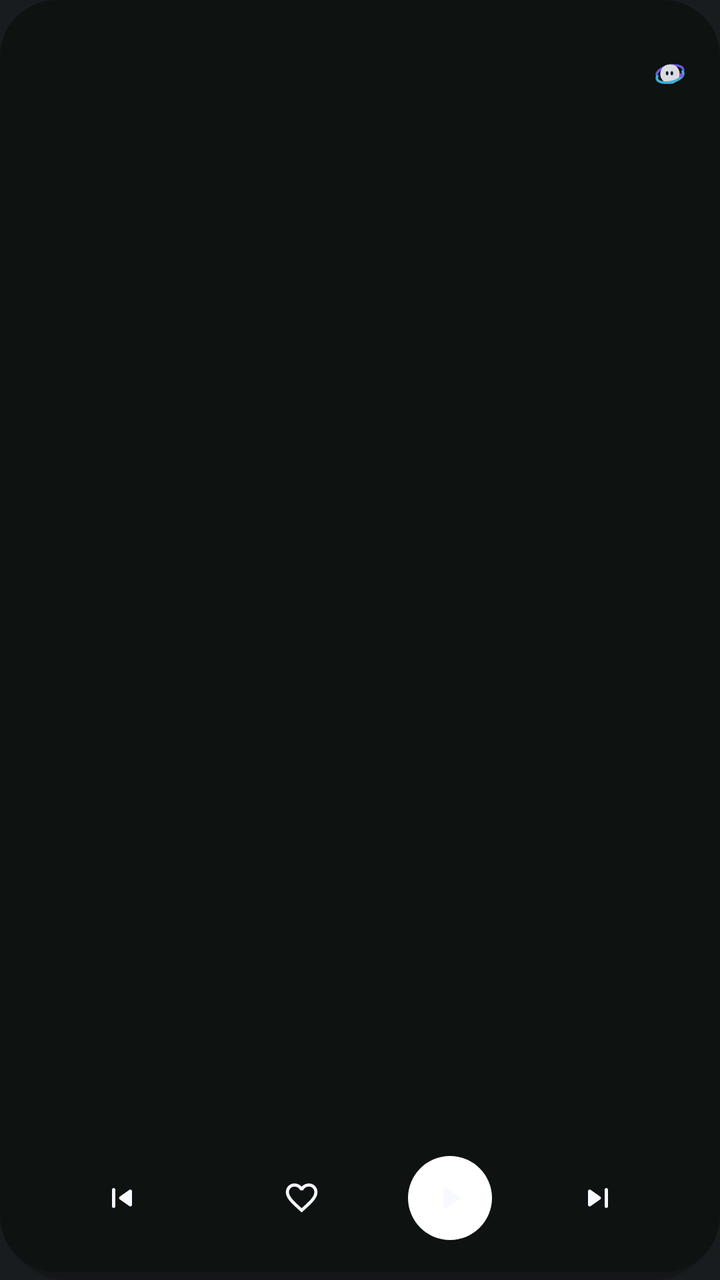
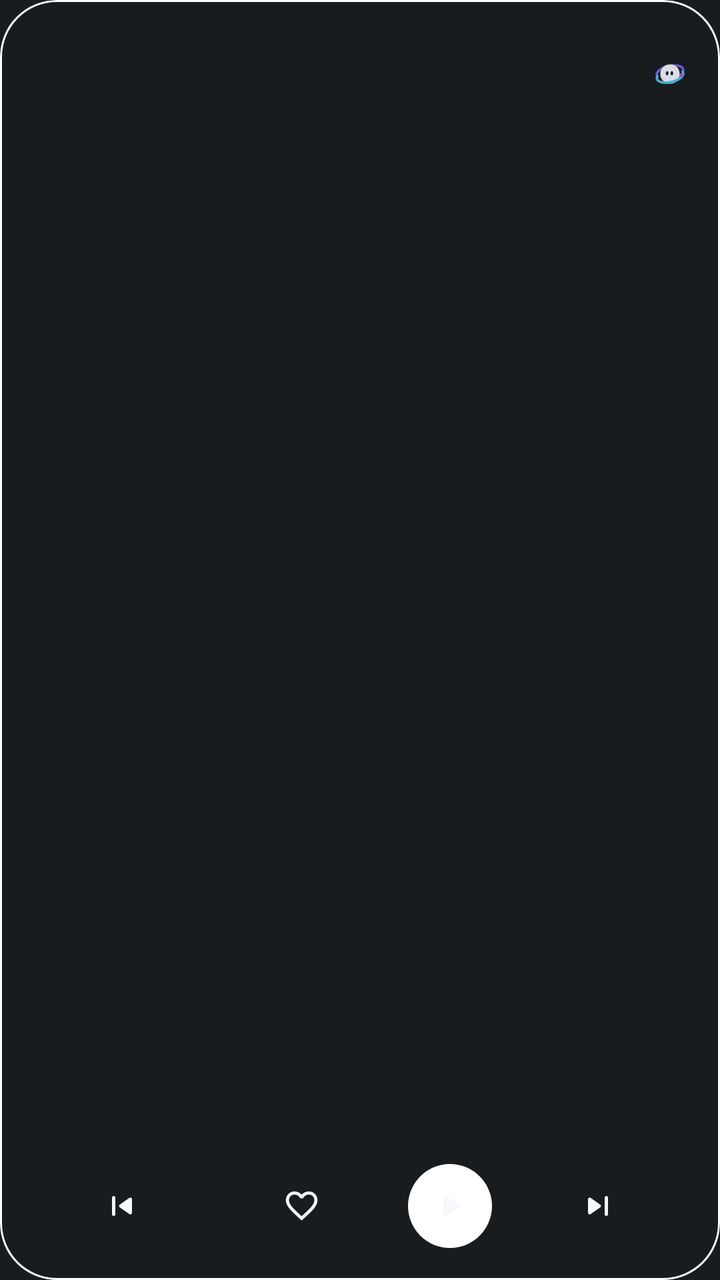

The first picture is an Android layout as it rendered before a commit; the second is the same layout after the commit. The layout source and the unified diff follow.
<!-- AndroidManifest.xml: application theme Theme.MyApplication -->
<!-- res/layout/widget_aurix_np_lyrics.xml -->
<?xml version="1.0" encoding="utf-8"?>
<FrameLayout xmlns:android="http://schemas.android.com/apk/res/android"
    android:id="@+id/widget_np_outer_shadow"
    android:layout_width="match_parent"
    android:layout_height="match_parent"
    android:background="@drawable/widget_shadow_soft"
    android:layoutDirection="locale"
    android:paddingBottom="4dp">

    <FrameLayout
        android:id="@+id/widget_np_root"
        android:layout_width="match_parent"
        android:layout_height="match_parent"
        android:background="@drawable/widget_clip_28dp"
        android:clipToOutline="true">

        <ImageView
            android:id="@+id/widget_np_bg"
            android:layout_width="match_parent"
            android:layout_height="match_parent"
            android:contentDescription="@null"
            android:scaleType="fitXY" />

        
        <LinearLayout
            android:id="@+id/widget_np_empty_container"
            android:layout_width="match_parent"
            android:layout_height="match_parent"
            android:gravity="center"
            android:orientation="vertical"
            android:padding="18dp"
            android:visibility="gone">

            <ImageView
                android:id="@+id/widget_np_empty_orbi"
                android:layout_width="36dp"
                android:layout_height="36dp"
                android:contentDescription="@null"
                android:src="@drawable/ic_widget_orbi" />

            <ImageView
                android:id="@+id/widget_np_empty_bitmap"
                android:layout_width="wrap_content"
                android:layout_height="wrap_content"
                android:layout_marginTop="8dp"
                android:adjustViewBounds="true"
                android:contentDescription="@null"
                android:scaleType="fitCenter"
                android:visibility="gone" />

            <TextView
                android:id="@+id/widget_np_empty_text"
                android:layout_width="wrap_content"
                android:layout_height="wrap_content"
                android:layout_marginTop="8dp"
                android:ellipsize="end"
                android:maxLines="1"
                android:text="@string/widget_tap_to_play"
                android:textColor="#FFFFFF"
                android:textSize="15sp"
                android:textStyle="bold" />
        </LinearLayout>

        
        <LinearLayout
            android:id="@+id/widget_np_content_container"
            android:layout_width="match_parent"
            android:layout_height="match_parent"
            android:orientation="vertical"
            android:paddingHorizontal="16dp"
            android:paddingVertical="14dp">

            
            <LinearLayout
                android:layout_width="match_parent"
                android:layout_height="wrap_content"
                android:gravity="center_vertical"
                android:orientation="horizontal">

                <ImageView
                    android:id="@+id/widget_np_art"
                    android:layout_width="46dp"
                    android:layout_height="46dp"
                    android:contentDescription="@string/widget_cd_album_art"
                    android:scaleType="fitCenter" />

                <LinearLayout
                    android:id="@+id/widget_np_meta_container"
                    android:layout_width="0dp"
                    android:layout_height="wrap_content"
                    android:layout_marginStart="10dp"
                    android:layout_weight="1"
                    android:orientation="vertical">

                    <ImageView
                        android:id="@+id/widget_np_title_bitmap"
                        android:layout_width="match_parent"
                        android:layout_height="wrap_content"
                        android:adjustViewBounds="true"
                        android:contentDescription="@null"
                        android:scaleType="fitStart"
                        android:visibility="gone" />

                    <TextView
                        android:id="@+id/widget_np_title"
                        android:layout_width="match_parent"
                        android:layout_height="wrap_content"
                        android:ellipsize="end"
                        android:maxLines="1"
                        android:singleLine="true"
                        android:textColor="#FFFFFF"
                        android:textSize="15sp"
                        android:textStyle="bold" />

                    <ImageView
                        android:id="@+id/widget_np_artist_bitmap"
                        android:layout_width="match_parent"
                        android:layout_height="wrap_content"
                        android:layout_marginTop="1dp"
                        android:adjustViewBounds="true"
                        android:contentDescription="@null"
                        android:scaleType="fitStart"
                        android:visibility="gone" />

                    <TextView
                        android:id="@+id/widget_np_artist"
                        android:layout_width="match_parent"
                        android:layout_height="wrap_content"
                        android:layout_marginTop="1dp"
                        android:ellipsize="end"
                        android:maxLines="1"
                        android:singleLine="true"
                        android:textColor="#B8FFFFFF"
                        android:textSize="12sp" />
                </LinearLayout>

                <ImageView
                    android:id="@+id/widget_np_brand_orbi"
                    android:layout_width="18dp"
                    android:layout_height="18dp"
                    android:alpha="0.88"
                    android:contentDescription="@null"
                    android:src="@drawable/ic_widget_orbi" />
            </LinearLayout>

            
            <LinearLayout
                android:id="@+id/widget_np_lyrics_stage"
                android:layout_width="match_parent"
                android:layout_height="0dp"
                android:layout_marginVertical="8dp"
                android:layout_weight="1"
                android:gravity="center_vertical"
                android:orientation="vertical">

                <ImageView
                    android:id="@+id/widget_np_lyric_current_bitmap"
                    android:layout_width="match_parent"
                    android:layout_height="wrap_content"
                    android:adjustViewBounds="true"
                    android:contentDescription="@null"
                    android:scaleType="fitStart"
                    android:visibility="gone" />

                <TextView
                    android:id="@+id/widget_np_lyric_current"
                    android:layout_width="match_parent"
                    android:layout_height="wrap_content"
                    android:ellipsize="end"
                    android:lineSpacingMultiplier="1.4"
                    android:maxLines="2"
                    android:textColor="#FFFFFF"
                    android:textSize="20sp"
                    android:textStyle="bold" />

                <ImageView
                    android:id="@+id/widget_np_lyric_next_bitmap"
                    android:layout_width="match_parent"
                    android:layout_height="wrap_content"
                    android:layout_marginTop="6dp"
                    android:adjustViewBounds="true"
                    android:contentDescription="@null"
                    android:scaleType="fitStart"
                    android:visibility="gone" />

                <TextView
                    android:id="@+id/widget_np_lyric_next"
                    android:layout_width="match_parent"
                    android:layout_height="wrap_content"
                    android:layout_marginTop="6dp"
                    android:ellipsize="end"
                    android:lineSpacingMultiplier="1.4"
                    android:maxLines="1"
                    android:textColor="#A6FFFFFF"
                    android:textSize="14sp" />
            </LinearLayout>

            <ImageView
                android:id="@+id/widget_np_progress_bitmap"
                android:layout_width="match_parent"
                android:layout_height="4dp"
                android:contentDescription="@null"
                android:scaleType="fitXY" />

            <LinearLayout
                android:id="@+id/widget_np_controls_row"
                android:layout_width="match_parent"
                android:layout_height="46dp"
                android:layout_marginTop="4dp"
                android:gravity="center_vertical"
                android:orientation="horizontal">

                <FrameLayout
                    android:id="@+id/widget_np_btn_prev"
                    android:layout_width="0dp"
                    android:layout_height="44dp"
                    android:layout_weight="1"
                    android:minWidth="44dp"
                    android:minHeight="44dp">

                    <ImageView
                        android:id="@+id/widget_np_btn_prev_icon"
                        android:layout_width="20dp"
                        android:layout_height="20dp"
                        android:layout_gravity="center"
                        android:contentDescription="@string/widget_cd_prev"
                        android:src="@drawable/ic_widget_prev" />
                </FrameLayout>

                <FrameLayout
                    android:id="@+id/widget_np_btn_like"
                    android:layout_width="0dp"
                    android:layout_height="44dp"
                    android:layout_weight="1"
                    android:minWidth="44dp"
                    android:minHeight="44dp">

                    <ImageView
                        android:id="@+id/widget_np_btn_like_icon"
                        android:layout_width="19dp"
                        android:layout_height="19dp"
                        android:layout_gravity="center"
                        android:contentDescription="@string/widget_cd_like"
                        android:src="@drawable/ic_widget_heart_outline" />
                </FrameLayout>

                <FrameLayout
                    android:id="@+id/widget_np_btn_play_pause"
                    android:layout_width="46dp"
                    android:layout_height="46dp"
                    android:layout_marginHorizontal="6dp"
                    android:minWidth="44dp"
                    android:minHeight="44dp">

                    <ImageView
                        android:id="@+id/widget_np_btn_play_bg"
                        android:layout_width="42dp"
                        android:layout_height="42dp"
                        android:layout_gravity="center"
                        android:contentDescription="@null"
                        android:src="@drawable/widget_circle_white" />

                    <ImageView
                        android:id="@+id/widget_np_btn_play_pause_icon"
                        android:layout_width="20dp"
                        android:layout_height="20dp"
                        android:layout_gravity="center"
                        android:contentDescription="@string/widget_cd_play_pause"
                        android:src="@drawable/ic_widget_play" />
                </FrameLayout>

                <FrameLayout
                    android:id="@+id/widget_np_btn_next"
                    android:layout_width="0dp"
                    android:layout_height="44dp"
                    android:layout_weight="1"
                    android:minWidth="44dp"
                    android:minHeight="44dp">

                    <ImageView
                        android:id="@+id/widget_np_btn_next_icon"
                        android:layout_width="20dp"
                        android:layout_height="20dp"
                        android:layout_gravity="center"
                        android:contentDescription="@string/widget_cd_next"
                        android:src="@drawable/ic_widget_next" />
                </FrameLayout>
            </LinearLayout>
        </LinearLayout>
    </FrameLayout>
</FrameLayout>
<!-- resources referenced by this layout -->
<resources>
  <!-- drawable ic_widget_heart_outline (drawable) -->
  <?xml version="1.0" encoding="utf-8"?>
  <vector xmlns:android="http://schemas.android.com/apk/res/android"
      android:width="24dp"
      android:height="24dp"
      android:viewportWidth="24"
      android:viewportHeight="24">
      <path
          android:fillColor="#F7F9FF"
          android:pathData="M16.5,3c-1.74,0 -3.41,0.81 -4.5,2.09C10.91,3.81 9.24,3 7.5,3 4.42,3 2,5.42 2,8.5c0,3.78 3.4,6.86 8.55,11.54L12,21.35l1.45,-1.32C18.6,15.36 22,12.28 22,8.5 22,5.42 19.58,3 16.5,3zM12.1,18.55l-0.1,0.1 -0.1,-0.1C7.14,14.24 4,11.39 4,8.5 4,6.5 5.5,5 7.5,5c1.54,0 3.04,0.99 3.57,2.36h1.87C13.46,5.99 14.96,5 16.5,5c2,0 3.5,1.5 3.5,3.5 0,2.89 -3.14,5.74 -7.9,10.05z" />
  </vector>
  <!-- drawable ic_widget_next (drawable) -->
  <?xml version="1.0" encoding="utf-8"?>
  <vector xmlns:android="http://schemas.android.com/apk/res/android"
      android:width="24dp"
      android:height="24dp"
      android:viewportWidth="24"
      android:viewportHeight="24">
      <path
          android:fillColor="#F7F9FF"
          android:pathData="M7.58,16.89l5.77,-4.07c0.56,-0.4 0.56,-1.24 0,-1.63L7.58,7.11C6.91,6.65 6,7.12 6,7.93v8.14C6,16.88 6.91,17.35 7.58,16.89zM16,7v10c0,0.55 0.45,1 1,1s1,-0.45 1,-1V7c0,-0.55 -0.45,-1 -1,-1S16,6.45 16,7z" />
  </vector>
  <!-- drawable ic_widget_play (drawable) -->
  <?xml version="1.0" encoding="utf-8"?>
  <vector xmlns:android="http://schemas.android.com/apk/res/android"
      android:width="24dp"
      android:height="24dp"
      android:viewportWidth="24"
      android:viewportHeight="24">
      <path
          android:fillColor="#F7F9FF"
          android:pathData="M8,6.82v10.36c0,0.79 0.87,1.27 1.54,0.84l8.14,-5.18c0.62,-0.39 0.62,-1.29 0,-1.69L9.54,5.98C8.87,5.55 8,6.03 8,6.82z" />
  </vector>
  <!-- drawable ic_widget_prev (drawable) -->
  <?xml version="1.0" encoding="utf-8"?>
  <vector xmlns:android="http://schemas.android.com/apk/res/android"
      android:width="24dp"
      android:height="24dp"
      android:viewportWidth="24"
      android:viewportHeight="24">
      <path
          android:fillColor="#F7F9FF"
          android:pathData="M7,6c0.55,0 1,0.45 1,1v10c0,0.55 -0.45,1 -1,1s-1,-0.45 -1,-1V7C6,6.45 6.45,6 7,6zM10.66,12.82l5.77,4.07c0.66,0.47 1.58,-0.01 1.58,-0.82V7.93c0,-0.81 -0.91,-1.28 -1.58,-0.82l-5.77,4.07C10.09,11.58 10.09,12.42 10.66,12.82z" />
  </vector>
  <!-- drawable widget_circle_white (drawable) -->
  <?xml version="1.0" encoding="utf-8"?>
  <shape xmlns:android="http://schemas.android.com/apk/res/android"
      android:shape="oval">
      <solid android:color="#FFFFFFFF" />
  </shape>
  <!-- drawable widget_clip_28dp (drawable) -->
  <?xml version="1.0" encoding="utf-8"?>
  <shape xmlns:android="http://schemas.android.com/apk/res/android"
      android:shape="rectangle">
      <corners android:radius="28dp" />
      <solid android:color="#0E1211" />
  </shape>
  <!-- drawable widget_shadow_soft (drawable) -->
  <?xml version="1.0" encoding="utf-8"?>
  <shape xmlns:android="http://schemas.android.com/apk/res/android"
      android:shape="rectangle">
      <gradient
          android:angle="270"
          android:endColor="#38000000"
          android:startColor="#00000000"
          android:type="linear" />
      <corners android:radius="34dp" />
  </shape>
  <string name="widget_cd_album_art">Album art, tap to open player</string>
  <string name="widget_cd_like">Like song</string>
  <string name="widget_cd_next">Next track</string>
  <string name="widget_cd_play_pause">Play or pause</string>
  <string name="widget_cd_prev">Previous track</string>
  <string name="widget_tap_to_play">Tap to play music</string>
  <style name="Theme.MyApplication" parent="android:Theme.DeviceDefault.NoActionBar" />
  <!-- unchanged entries left out for length: 1 -->
</resources>

<!-- the commit's change to res/layout/widget_aurix_np_lyrics.xml (unified diff, before → after) -->
@@ -3,9 +3,7 @@
     android:id="@+id/widget_np_outer_shadow"
     android:layout_width="match_parent"
     android:layout_height="match_parent"
-    android:background="@drawable/widget_shadow_soft"
-    android:layoutDirection="locale"
-    android:paddingBottom="4dp">
+    android:layoutDirection="locale">
 
     <FrameLayout
         android:id="@+id/widget_np_root"
@@ -287,5 +285,13 @@
                 </FrameLayout>
             </LinearLayout>
         </LinearLayout>
+
+        <ImageView
+            android:id="@+id/widget_np_border"
+            android:layout_width="match_parent"
+            android:layout_height="match_parent"
+            android:contentDescription="@null"
+            android:scaleType="fitXY"
+            android:src="@drawable/widget_border_28dp" />
     </FrameLayout>
 </FrameLayout>
<!-- resource entries referenced after the edit -->
@@ -44,6 +44,16 @@
           android:fillColor="#F7F9FF"
           android:pathData="M7,6c0.55,0 1,0.45 1,1v10c0,0.55 -0.45,1 -1,1s-1,-0.45 -1,-1V7C6,6.45 6.45,6 7,6zM10.66,12.82l5.77,4.07c0.66,0.47 1.58,-0.01 1.58,-0.82V7.93c0,-0.81 -0.91,-1.28 -1.58,-0.82l-5.77,4.07C10.09,11.58 10.09,12.42 10.66,12.82z" />
   </vector>
+  <!-- drawable widget_border_28dp (drawable) -->
+  <?xml version="1.0" encoding="utf-8"?>
+  <shape xmlns:android="http://schemas.android.com/apk/res/android"
+      android:shape="rectangle">
+      <solid android:color="#00000000" />
+      <stroke
+          android:width="1dp"
+          android:color="#FFFFFFFF" />
+      <corners android:radius="28dp" />
+  </shape>
   <!-- drawable widget_circle_white (drawable) -->
   <?xml version="1.0" encoding="utf-8"?>
   <shape xmlns:android="http://schemas.android.com/apk/res/android"
@@ -55,18 +65,7 @@
   <shape xmlns:android="http://schemas.android.com/apk/res/android"
       android:shape="rectangle">
       <corners android:radius="28dp" />
-      <solid android:color="#0E1211" />
-  </shape>
-  <!-- drawable widget_shadow_soft (drawable) -->
-  <?xml version="1.0" encoding="utf-8"?>
-  <shape xmlns:android="http://schemas.android.com/apk/res/android"
-      android:shape="rectangle">
-      <gradient
-          android:angle="270"
-          android:endColor="#38000000"
-          android:startColor="#00000000"
-          android:type="linear" />
-      <corners android:radius="34dp" />
+      <solid android:color="#01000000" />
   </shape>
   <string name="widget_cd_album_art">Album art, tap to open player</string>
   <string name="widget_cd_like">Like song</string>
